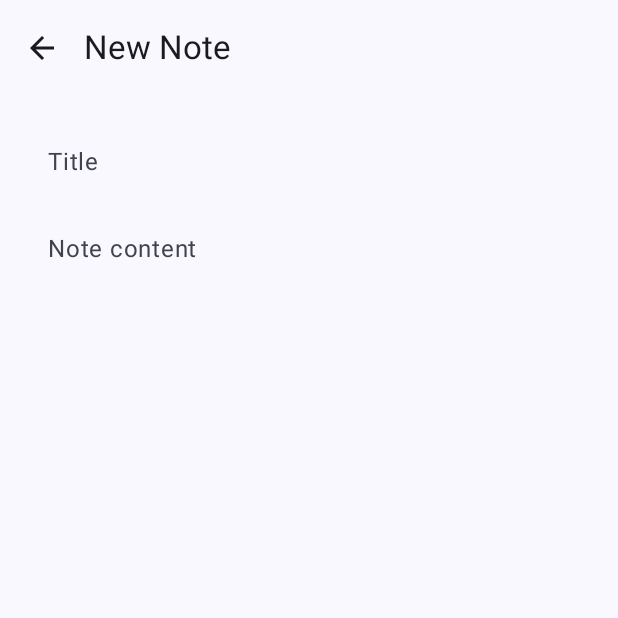
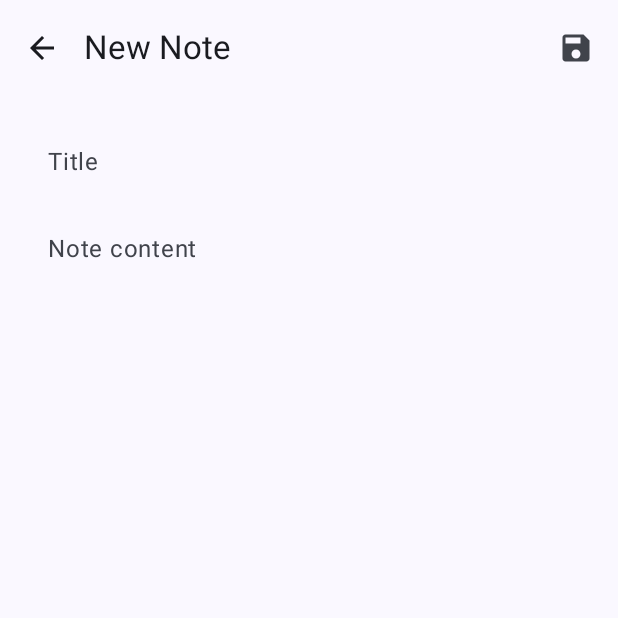
Before and after one commit to canberkzdmr/Memcloud, an Android app built with Jetpack Compose: the NoteEditorScreen screen opened through its navigation route, on a phone screen of 412 x 824 dp, the top half of it. Run offline under Robolectric (Android 15) with nearby library versions, the phone set to English and light mode, and no system bars; our stand-ins replace Dagger/Hilt's generated code.

Commit message:
Save button in NoteEditorScreen

```diff
--- a/feature/notes/src/main/java/com/cbo/memcloud/feature/notes/NoteEditorScreen.kt
+++ b/feature/notes/src/main/java/com/cbo/memcloud/feature/notes/NoteEditorScreen.kt
@@ -10,6 +10,7 @@ import androidx.compose.material.icons.filled.ArrowBack
 import androidx.compose.material.icons.filled.Archive
 import androidx.compose.material.icons.filled.Delete
 import androidx.compose.material.icons.filled.MoreVert
+import androidx.compose.material.icons.filled.Save
 import androidx.compose.material.icons.filled.Star
 import androidx.compose.material.icons.outlined.Star
 import androidx.compose.material3.CircularProgressIndicator
@@ -85,6 +86,17 @@ fun NoteEditorScreen(
                     }
                 },
                 actions = {
+                    IconButton(
+                        onClick = {
+                            viewModel.saveNote()
+                        }
+                    ) {
+                        Icon(
+                            imageVector = Icons.Default.Save,
+                            contentDescription = "Save Note"
+                        )
+                    }
+
                     if (noteId != null) {
                         IconButton(
                             onClick = {
```
Also changed, not shown: 274 other files.
